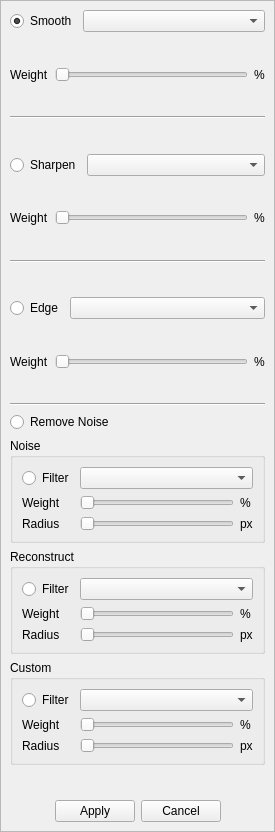
Above: src/filtermenu.ui from mattykakes/qcvTouchUp before the change. Below: the same form after it.
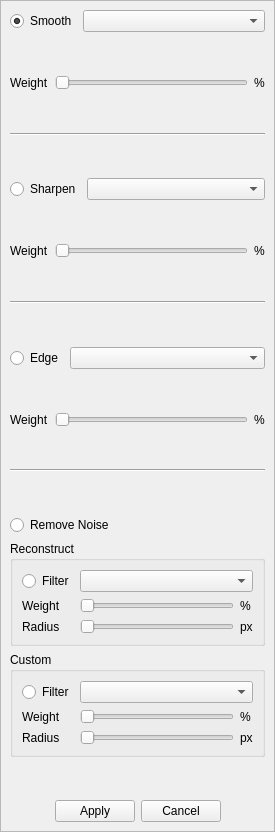
That is the form after the change.

Commit message: edge filters finished

Diff of the .ui file:
```diff
--- a/src/filtermenu.ui
+++ b/src/filtermenu.ui
@@ -304,7 +304,13 @@
          <number>1</number>
         </property>
         <property name="maximum">
-         <number>100</number>
+         <number>3</number>
+        </property>
+        <property name="pageStep">
+         <number>1</number>
+        </property>
+        <property name="value">
+         <number>1</number>
         </property>
         <property name="tracking">
          <bool>false</bool>
@@ -343,6 +349,19 @@
       </property>
      </widget>
     </item>
+    <item>
+     <spacer name="verticalSpacer_10">
+      <property name="orientation">
+       <enum>Qt::Vertical</enum>
+      </property>
+      <property name="sizeHint" stdset="0">
+       <size>
+        <width>20</width>
+        <height>40</height>
+       </size>
+      </property>
+     </spacer>
+    </item>
     <item>
      <layout class="QHBoxLayout" name="horizontalLayout_NoiseCombo">
       <item>
@@ -370,74 +389,6 @@
       </item>
      </layout>
     </item>
-    <item>
-     <widget class="QGroupBox" name="groupBox_6">
-      <property name="title">
-       <string>Noise</string>
-      </property>
-      <layout class="QGridLayout" name="gridLayout_6">
-       <item row="1" column="2">
-        <widget class="QLabel" name="label_18">
-         <property name="text">
-          <string>%</string>
-         </property>
-        </widget>
-       </item>
-       <item row="1" column="1">
-        <widget class="QSlider" name="horizontalSlider_8">
-         <property name="orientation">
-          <enum>Qt::Horizontal</enum>
-         </property>
-        </widget>
-       </item>
-       <item row="0" column="1" colspan="2">
-        <widget class="QComboBox" name="comboBox_6">
-         <property name="sizePolicy">
-          <sizepolicy hsizetype="Expanding" vsizetype="Fixed">
-           <horstretch>0</horstretch>
-           <verstretch>0</verstretch>
-          </sizepolicy>
-         </property>
-        </widget>
-       </item>
-       <item row="1" column="0">
-        <widget class="QLabel" name="label_6">
-         <property name="text">
-          <string>Weight</string>
-         </property>
-        </widget>
-       </item>
-       <item row="0" column="0">
-        <widget class="QRadioButton" name="radioButton_12">
-         <property name="text">
-          <string>Filter</string>
-         </property>
-        </widget>
-       </item>
-       <item row="2" column="0">
-        <widget class="QLabel" name="label_19">
-         <property name="text">
-          <string>Radius</string>
-         </property>
-        </widget>
-       </item>
-       <item row="2" column="1">
-        <widget class="QSlider" name="horizontalSlider_9">
-         <property name="orientation">
-          <enum>Qt::Horizontal</enum>
-         </property>
-        </widget>
-       </item>
-       <item row="2" column="2">
-        <widget class="QLabel" name="label_20">
-         <property name="text">
-          <string>px</string>
-         </property>
-        </widget>
-       </item>
-      </layout>
-     </widget>
-    </item>
     <item>
      <widget class="QGroupBox" name="groupBox_7">
       <property name="title">
```
The commit also changes 3 other files.
